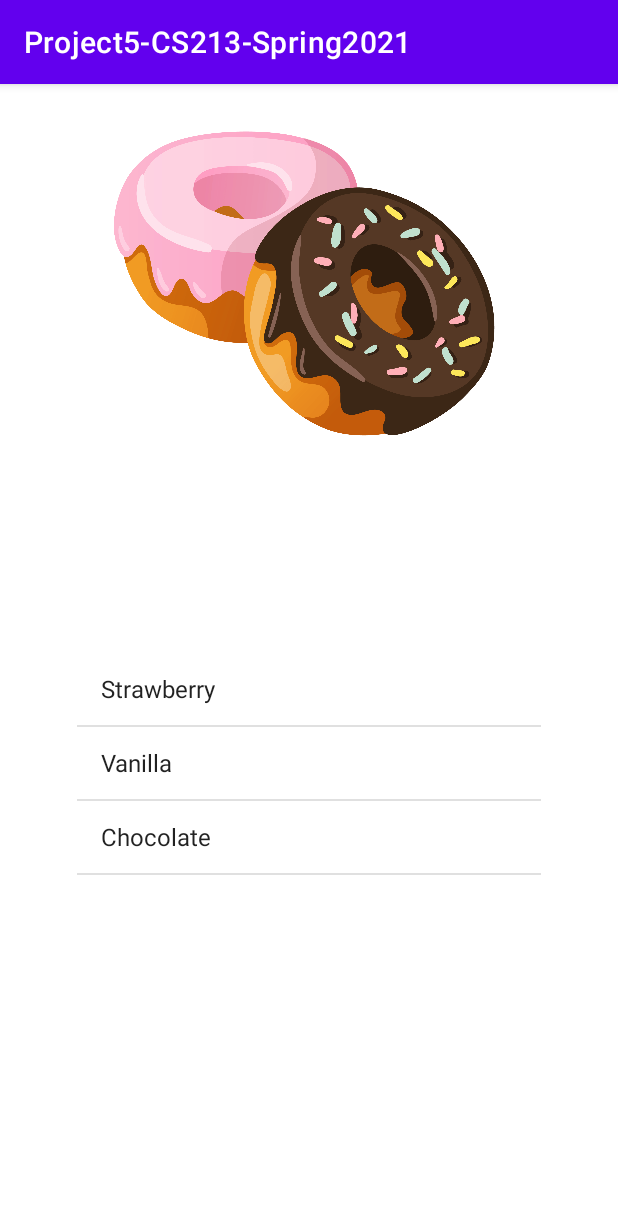
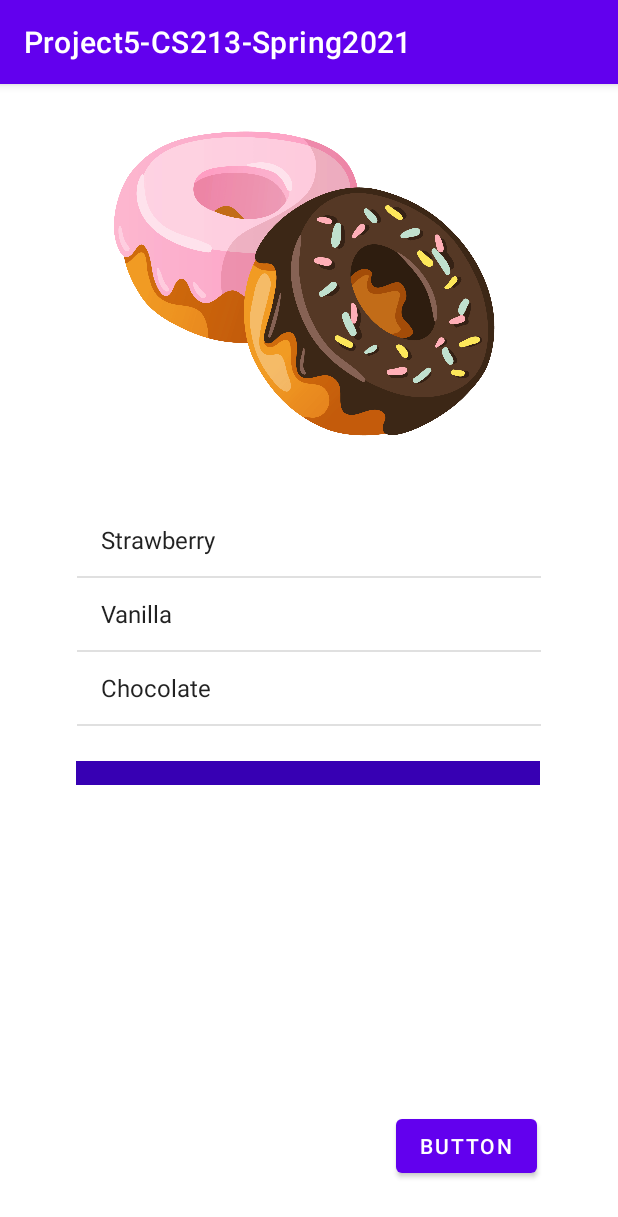
Before and after one commit to sukhjitsingh98/project5-CS213-Spring21, an Android app: the OrderingDonutsActivity screen opened directly, with no data from a screen before it, on a phone screen of 412 x 824 dp. Shown: the top 1217 px of the screen. Run offline under Robolectric (Android 15) with nearby library versions, the phone set to English and light mode, and no system bars.

Commit message:
Added price update on donut addition / removal

```diff
--- a/app/src/main/java/com/example/project5_cs213_spring2021/AddDonutActivity.java
+++ b/app/src/main/java/com/example/project5_cs213_spring2021/AddDonutActivity.java
@@ -13,6 +13,7 @@ public class AddDonutActivity extends AppCompatActivity {
 
     Spinner countSpinner;
     TextView flavorName;
+    TextView price;
 
 
     @Override
--- a/app/src/main/res/layout/activity_ordering_donuts.xml
+++ b/app/src/main/res/layout/activity_ordering_donuts.xml
@@ -30,7 +30,7 @@
         app:layout_constraintEnd_toEndOf="parent"
         app:layout_constraintStart_toStartOf="parent"
         app:layout_constraintTop_toTopOf="parent"
-        app:layout_constraintVertical_bias="0.617" />
+        app:layout_constraintVertical_bias="0.455" />
 
     <ListView
         android:id="@+id/selected"
@@ -38,10 +38,42 @@
         android:layout_height="153dp"
         app:layout_constraintBottom_toBottomOf="parent"
         app:layout_constraintEnd_toEndOf="parent"
-        app:layout_constraintHorizontal_bias="0.495"
         app:layout_constraintStart_toStartOf="parent"
         app:layout_constraintTop_toTopOf="parent"
-        app:layout_constraintVertical_bias="0.943" />
+        app:layout_constraintVertical_bias="0.792" />
 
+    <Button
+        android:id="@+id/button3"
+        android:layout_width="wrap_content"
+        android:layout_height="wrap_content"
+        android:layout_marginStart="264dp"
+        android:layout_marginLeft="264dp"
+        android:text="Button"
+        app:layout_constraintBottom_toBottomOf="parent"
+        app:layout_constraintStart_toStartOf="parent"
+        app:layout_constraintTop_toTopOf="parent"
+        app:layout_constraintVertical_bias="0.95" />
+
+    <TextView
+        android:id="@+id/price_of_donuts"
+        android:layout_width="112dp"
+        android:layout_height="52dp"
+        app:layout_constraintBottom_toBottomOf="parent"
+        app:layout_constraintEnd_toEndOf="parent"
+        app:layout_constraintHorizontal_bias="0.127"
+        app:layout_constraintStart_toStartOf="parent"
+        app:layout_constraintTop_toTopOf="parent"
+        app:layout_constraintVertical_bias="0.955" />
+
+    <View
+        android:layout_width="309dp"
+        android:layout_height="16dp"
+        android:background="@color/purple_700"
+        app:layout_constraintBottom_toBottomOf="parent"
+        app:layout_constraintEnd_toEndOf="parent"
+        app:layout_constraintHorizontal_bias="0.492"
+        app:layout_constraintStart_toStartOf="parent"
+        app:layout_constraintTop_toTopOf="parent"
+        app:layout_constraintVertical_bias="0.6" />
 
 </androidx.constraintlayout.widget.ConstraintLayout>
--- a/app/src/main/res/values/strings.xml
+++ b/app/src/main/res/values/strings.xml
@@ -40,6 +40,6 @@
     </string-array>
     <string name="add_donut_button">Add To Order</string>
     <string name="flavor">flavor</string>
-
-
+    <string name="remove_donut">Donut has been removed.</string>
+    <string name="dollar_sign">$</string>
 </resources>
```
Also changed, not shown: app/src/main/java/com/example/project5_cs213_spring2021/OrderingDonutsActivity.java (+35 -2 lines), app/src/main/res/layout/activity_add_donut.xml (+18 -7 lines).
